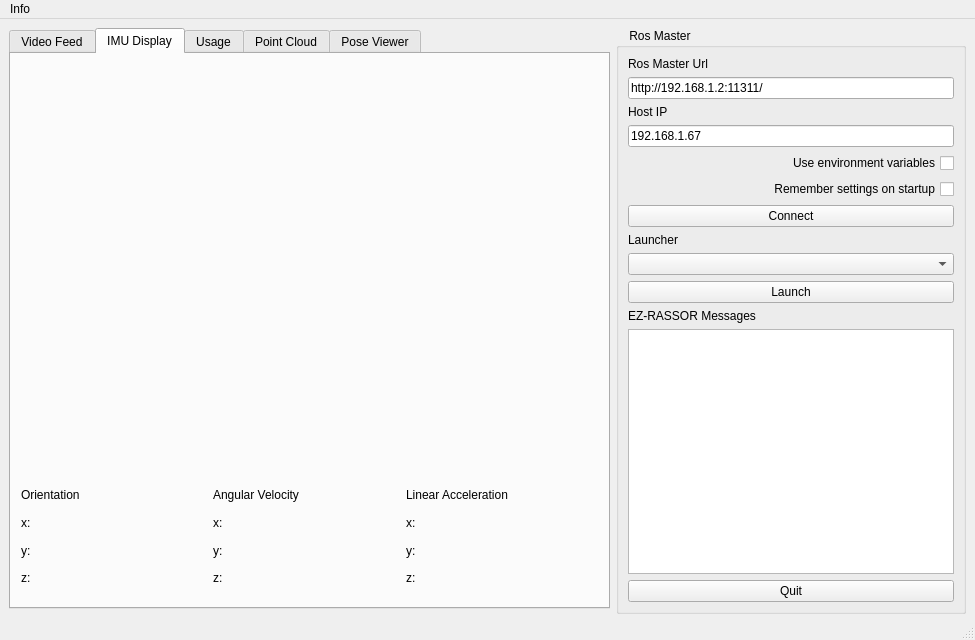
This is packages/interfaces/ez_gui/ui/main_window.ui in FlaSpaceInst/EZ-RASSOR as Qt 5 draws it before an edit. The edited form follows.
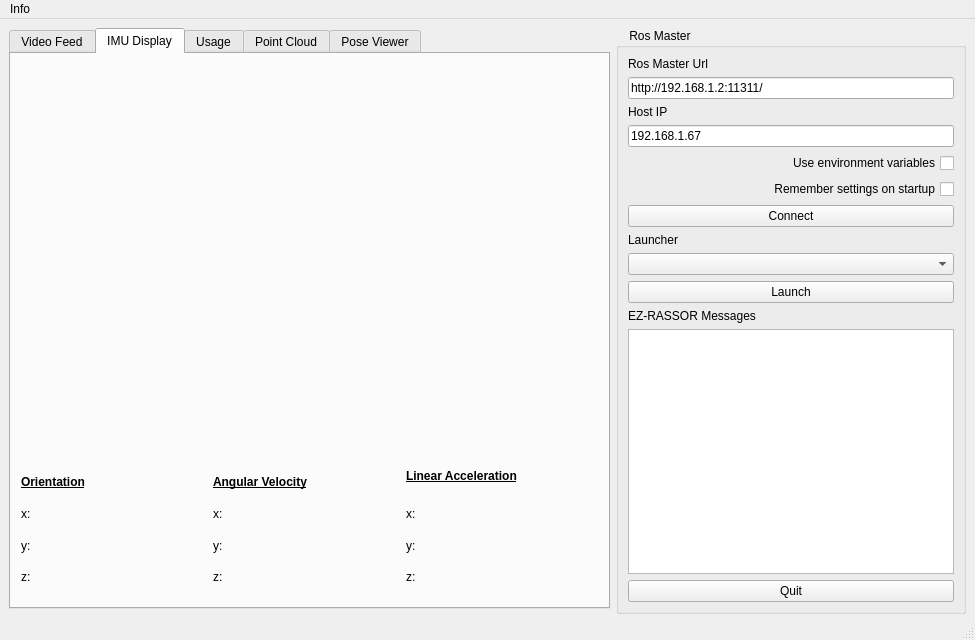
This is the edited form. The open tabs and pages were chosen to show the change. Icons and pictures are not drawn.

The edit to the form file:
```diff
--- a/packages/interfaces/ez_gui/ui/main_window.ui
+++ b/packages/interfaces/ez_gui/ui/main_window.ui
@@ -187,7 +187,7 @@
           <x>10</x>
           <y>10</y>
           <width>571</width>
-          <height>411</height>
+          <height>401</height>
          </rect>
         </property>
         <layout class="QVBoxLayout" name="imu_viewer"/>
@@ -196,9 +196,9 @@
         <property name="geometry">
          <rect>
           <x>10</x>
-          <y>430</y>
+          <y>415</y>
           <width>571</width>
-          <height>105</height>
+          <height>121</height>
          </rect>
         </property>
         <layout class="QHBoxLayout" name="horizontalLayout">
@@ -209,6 +209,13 @@
            </property>
            <item>
             <widget class="QLabel" name="label_4">
+             <property name="font">
+              <font>
+               <weight>75</weight>
+               <bold>true</bold>
+               <underline>true</underline>
+              </font>
+             </property>
              <property name="layoutDirection">
               <enum>Qt::LeftToRight</enum>
              </property>
@@ -247,6 +254,13 @@
           <layout class="QVBoxLayout" name="verticalLayout_2">
            <item>
             <widget class="QLabel" name="label_15">
+             <property name="font">
+              <font>
+               <weight>75</weight>
+               <bold>true</bold>
+               <underline>true</underline>
+              </font>
+             </property>
              <property name="text">
               <string>Angular Velocity</string>
              </property>
@@ -282,11 +296,22 @@
           <layout class="QVBoxLayout" name="verticalLayout_3">
            <item>
             <widget class="QLabel" name="label_17">
+             <property name="font">
+              <font>
+               <weight>75</weight>
+               <bold>true</bold>
+               <underline>true</underline>
+               <strikeout>false</strikeout>
+              </font>
+             </property>
              <property name="text">
               <string>Linear Acceleration</string>
              </property>
+             <property name="textFormat">
+              <enum>Qt::RichText</enum>
+             </property>
              <property name="alignment">
-              <set>Qt::AlignLeading|Qt::AlignLeft|Qt::AlignVCenter</set>
+              <set>Qt::AlignLeading|Qt::AlignLeft|Qt::AlignTop</set>
              </property>
             </widget>
            </item>
```
Left out of the diff: 2 changed lines with no effect on the pictures.
